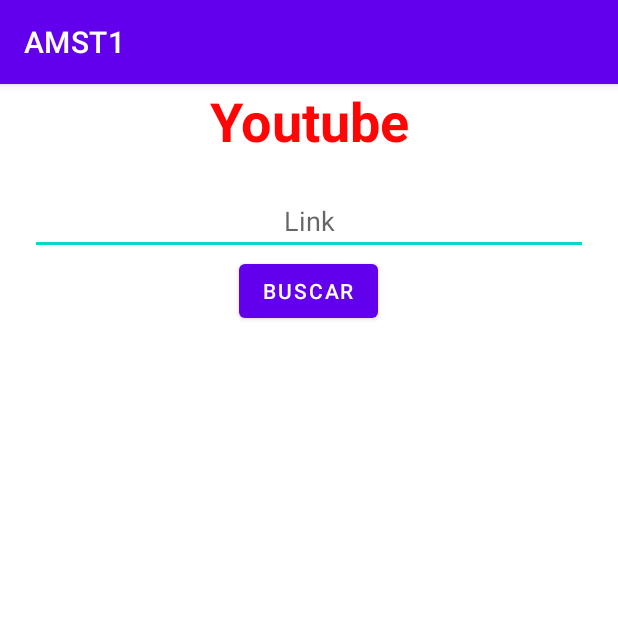
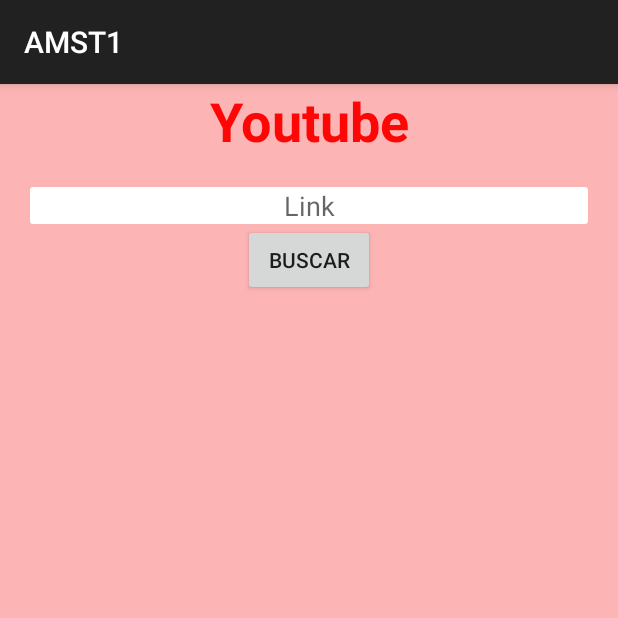
Before and after one commit to daysemaroto/AMST_Lab2_Grupo-1_Maroto_Robles_Torres, an Android app: the youtube screen opened directly, with no data from a screen before it, on a phone screen of 412 x 824 dp, the top half of it. Run offline under Robolectric (Android 15) with nearby library versions, the phone set to English and light mode, and no system bars; libraries missing offline, so code that uses them is left out: com.pierfrancescosoffritti.androidyoutubeplayer.

Commit message:
subiendo apk

```diff
--- a/AMST1/app/src/main/AndroidManifest.xml
+++ b/AMST1/app/src/main/AndroidManifest.xml
@@ -19,7 +19,7 @@
         android:label="@string/app_name"
         android:roundIcon="@mipmap/ic_toys_round"
         android:supportsRtl="true"
-        android:theme="@style/Theme.AMST1">
+        android:theme="@style/Theme.AppCompat.Light.DarkActionBar">
         <activity android:name=".splash"
             android:theme="@style/Theme.AppCompat.NoActionBar">
             <intent-filter>
--- a/AMST1/app/src/main/java/com/example/amst1/graficoLineal.java
+++ b/AMST1/app/src/main/java/com/example/amst1/graficoLineal.java
@@ -20,8 +20,8 @@ public class graficoLineal extends AppCompatActivity {
 
     LineChartView lineChartView;
     String[] axisData = {"Jan", "Feb", "Mar", "Apr", "May", "June", "July", "Aug", "Sept",
-            "Oct", "Nov", "Dec"};
-    int[] yAxisData = {50, 20, 15, 30, 20, 60, 15, 40, 45, 10, 90, 18};
+            "Oct"};
+    int[] yAxisData = {50, 20, 15, 30, 20, 60, 15, 40, 45, 10};
 
     @Override
     protected void onCreate(Bundle savedInstanceState) {
@@ -64,7 +64,7 @@ public class graficoLineal extends AppCompatActivity {
 
         lineChartView.setLineChartData(data);
         Viewport viewport = new Viewport(lineChartView.getMaximumViewport());
-        viewport.top = 100;
+        viewport.top = 61;
         lineChartView.setMaximumViewport(viewport);
         lineChartView.setCurrentViewport(viewport);
 
--- a/AMST1/app/src/main/java/com/example/amst1/splash.java
+++ b/AMST1/app/src/main/java/com/example/amst1/splash.java
@@ -24,6 +24,6 @@ public class splash extends AppCompatActivity {
             }
         };
         Timer tiempo = new Timer();
-        tiempo.schedule(tarea,3000);
+        tiempo.schedule(tarea,2000);
     }
 }
--- /dev/null
+++ b/AMST1/app/src/main/res/drawable/edit_text_border.xml
@@ -0,0 +1,19 @@
+<?xml version="1.0" encoding="utf-8"?>
+<shape
+    xmlns:android="http://schemas.android.com/apk/res/android"
+    android:shape="rectangle">
+
+    <solid
+        android:color="@color/white" />
+
+    <corners
+        android:bottomRightRadius="1dp"
+        android:bottomLeftRadius="1dp"
+        android:topLeftRadius="1dp"
+        android:topRightRadius="1dp"/>
+
+    <stroke
+        android:color="@color/white"
+        android:width="1dp"/>
+
+</shape>
--- a/AMST1/app/src/main/res/layout/activity_youtube.xml
+++ b/AMST1/app/src/main/res/layout/activity_youtube.xml
@@ -1,19 +1,25 @@
 <?xml version="1.0" encoding="utf-8"?>
-<LinearLayout xmlns:android="http://schemas.android.com/apk/res/android"
+<ScrollView xmlns:android="http://schemas.android.com/apk/res/android"
     xmlns:app="http://schemas.android.com/apk/res-auto"
     xmlns:tools="http://schemas.android.com/tools"
+    android:layout_width="match_parent"
+    android:layout_height="match_parent"
+    android:background="#48FF0000"
+    tools:context=".youtube">
+
+    <LinearLayout
         android:id="@+id/layoutPrincipal"
         android:layout_width="match_parent"
-    android:layout_height="match_parent"
+        android:layout_height="wrap_content"
         android:gravity="center_horizontal"
-    android:orientation="vertical"
-    tools:context=".youtube">
+        android:orientation="vertical">
 
         <TextView
             android:id="@+id/textView"
             android:layout_width="match_parent"
             android:layout_height="wrap_content"
             android:gravity="center_horizontal"
+            android:lineSpacingExtra="8sp"
             android:text="Youtube"
             android:textColor="#FF0505"
             android:textSize="36sp"
@@ -28,16 +34,12 @@
             android:layout_marginTop="20dip"
             android:layout_marginEnd="20dip"
             android:layout_marginRight="20dip"
+            android:background="@drawable/edit_text_border"
             android:ems="10"
             android:gravity="center_horizontal"
             android:hint="Link"
             android:inputType="textPersonName" />
 
-    <LinearLayout
-        android:layout_width="match_parent"
-        android:layout_height="wrap_content"
-        android:gravity="center_horizontal"
-        android:orientation="horizontal">
 
         <Button
             android:id="@+id/btnBuscar"
@@ -48,6 +50,4 @@
     </LinearLayout>
 
 
-
-
-</LinearLayout>
+</ScrollView>
```
Also changed, not shown: AMST1/app/src/main/res/layout/activity_calendario.xml (+22 -7 lines), AMST1/app/src/main/res/layout/activity_grafico_lineal.xml (+22 -4 lines), AMST1/app/src/main/res/layout/activity_main.xml (+24 -24 lines), AMST1/app/src/main/res/layout/activity_maps.xml (+5 -4 lines), 1 other file. Lines whose indentation alone changed are shown as unchanged.
